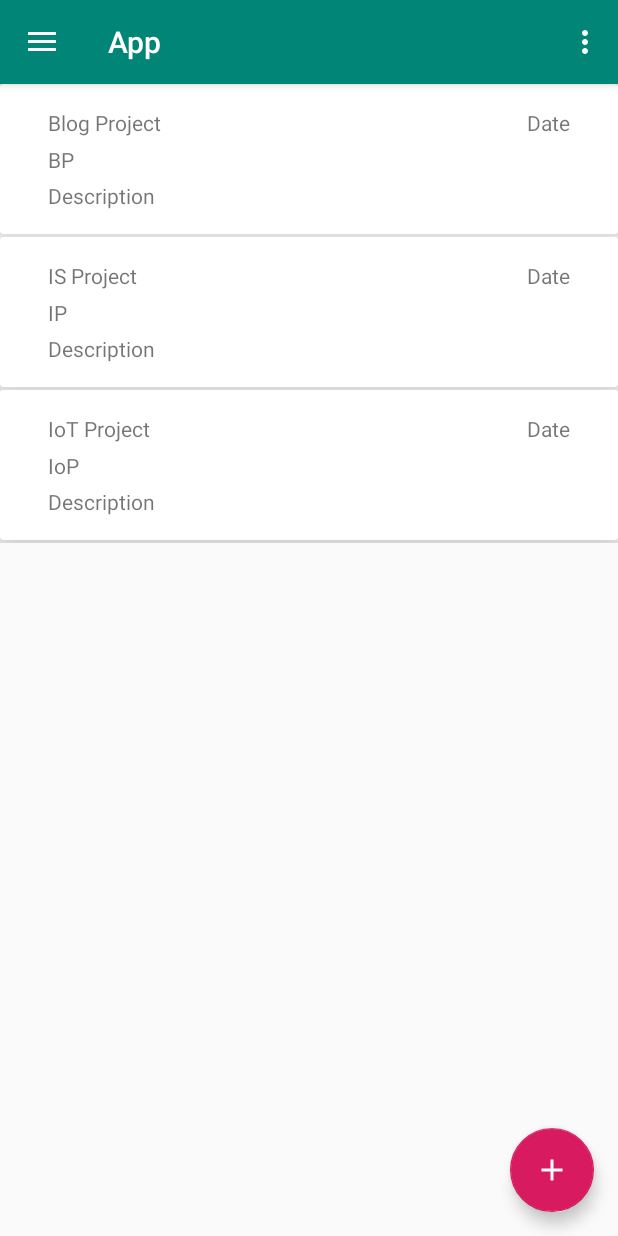
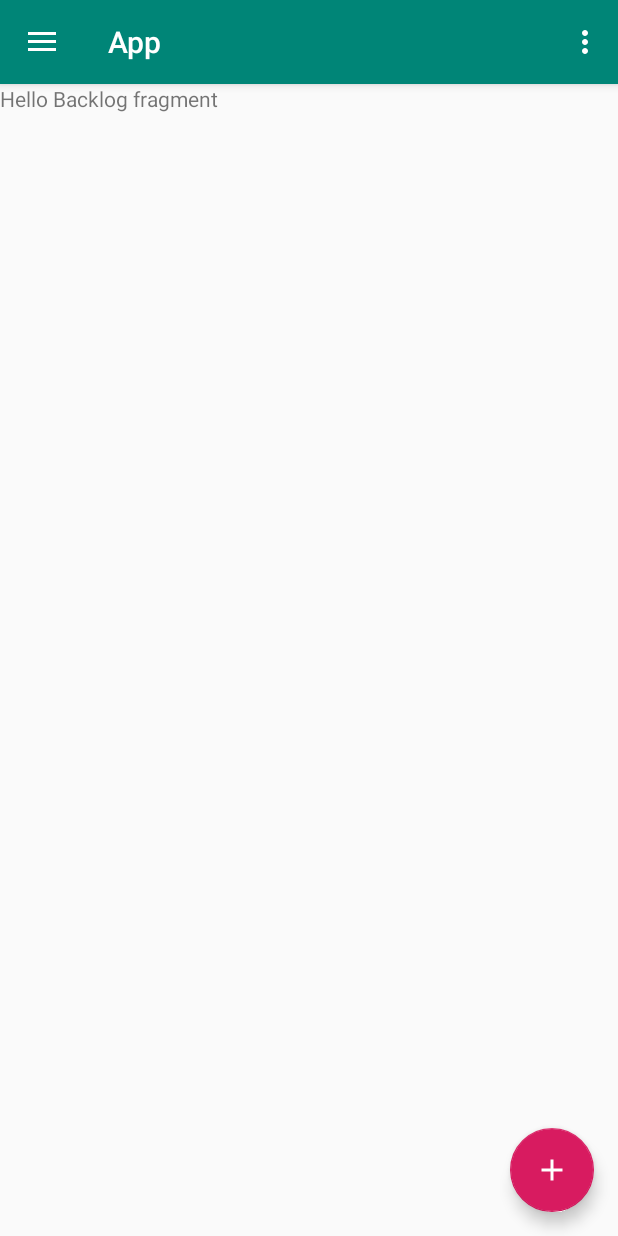
Before and after one commit to Risumi/Skripsi, an Android app: the screen it shows after launch (MainActivity), in the side drawer, after a tap on "Backlog", on a phone screen of 412 x 824 dp. Run offline under Robolectric (Android 15) with nearby library versions, the phone set to English and light mode, and no system bars.

Commit message:
Added fragment implementation

```diff
--- a/app/build.gradle
+++ b/app/build.gradle
@@ -24,6 +24,7 @@ dependencies {
     implementation 'com.android.support:support-v4:28.0.0'
     implementation 'com.android.support:design:28.0.0'
     implementation 'com.android.support.constraint:constraint-layout:1.1.3'
+    implementation 'com.google.android.gms:play-services-plus:16.0.0'
     testImplementation 'junit:junit:4.12'
     androidTestImplementation 'com.android.support.test:runner:1.0.2'
     androidTestImplementation 'com.android.support.test.espresso:espresso-core:3.0.2'
--- a/app/src/main/AndroidManifest.xml
+++ b/app/src/main/AndroidManifest.xml
@@ -1,6 +1,9 @@
 <?xml version="1.0" encoding="utf-8"?>
 <manifest xmlns:android="http://schemas.android.com/apk/res/android"
     package="com.example.app">
+
+    <!-- To access Google+ APIs: -->
+    <uses-permission android:name="android.permission.INTERNET" />
 
     <application
         android:allowBackup="true"
--- /dev/null
+++ b/app/src/main/java/com/example/app/BacklogFragment.java
@@ -0,0 +1,65 @@
+package com.example.app;
+
+
+import android.os.Bundle;
+import android.app.Fragment;
+import android.view.LayoutInflater;
+import android.view.View;
+import android.view.ViewGroup;
+
+
+/**
+ * A simple {@link Fragment} subclass.
+ * Use the {@link BacklogFragment#newInstance} factory method to
+ * create an instance of this fragment.
+ */
+public class BacklogFragment extends Fragment {
+    // TODO: Rename parameter arguments, choose names that match
+    // the fragment initialization parameters, e.g. ARG_ITEM_NUMBER
+    private static final String ARG_PARAM1 = "param1";
+    private static final String ARG_PARAM2 = "param2";
+
+    // TODO: Rename and change types of parameters
+    private String mParam1;
+    private String mParam2;
+
+
+    public BacklogFragment() {
+        // Required empty public constructor
+    }
+
+    /**
+     * Use this factory method to create a new instance of
+     * this fragment using the provided parameters.
+     *
+     * @param param1 Parameter 1.
+     * @param param2 Parameter 2.
+     * @return A new instance of fragment BacklogFragment.
+     */
+    // TODO: Rename and change types and number of parameters
+    public static BacklogFragment newInstance(String param1, String param2) {
+        BacklogFragment fragment = new BacklogFragment();
+        Bundle args = new Bundle();
+        args.putString(ARG_PARAM1, param1);
+        args.putString(ARG_PARAM2, param2);
+        fragment.setArguments(args);
+        return fragment;
+    }
+
+    @Override
+    public void onCreate(Bundle savedInstanceState) {
+        super.onCreate(savedInstanceState);
+        if (getArguments() != null) {
+            mParam1 = getArguments().getString(ARG_PARAM1);
+            mParam2 = getArguments().getString(ARG_PARAM2);
+        }
+    }
+
+    @Override
+    public View onCreateView(LayoutInflater inflater, ViewGroup container,
+                             Bundle savedInstanceState) {
+        // Inflate the layout for this fragment
+        return inflater.inflate(R.layout.fragment_backlog, container, false);
+    }
+
+}
--- a/app/src/main/java/com/example/app/MainActivity.java
+++ b/app/src/main/java/com/example/app/MainActivity.java
@@ -1,5 +1,7 @@
 package com.example.app;
 
+import android.app.Fragment;
+import android.app.FragmentTransaction;
 import android.os.Bundle;
 import android.support.design.widget.FloatingActionButton;
 import android.support.design.widget.Snackbar;
@@ -19,9 +21,7 @@ import java.util.ArrayList;
 
 public class MainActivity extends AppCompatActivity
         implements NavigationView.OnNavigationItemSelectedListener {
-    private RecyclerView mRecyclerView;
-    private RecyclerView.Adapter mAdapter;
-    private RecyclerView.LayoutManager mLayoutManager;
+    private Fragment fragment;
 
     @Override
     protected void onCreate(Bundle savedInstanceState) {
@@ -48,15 +48,7 @@ public class MainActivity extends AppCompatActivity
         NavigationView navigationView = (NavigationView) findViewById(R.id.nav_view);
         navigationView.setNavigationItemSelectedListener(this);
 
-        ArrayList<Project> listProject = new ArrayList<>();
-        listProject.add(new Project("Blog Project","BP"));
-        listProject.add(new Project("IS Project","IP"));
-        listProject.add(new Project("IoT Project","IoP"));
-        mRecyclerView = findViewById(R.id.rv_project);
-        mAdapter = new ProjectAdapter(this, listProject);
-        mRecyclerView.setAdapter(mAdapter);
-        mRecyclerView.setLayoutManager(new LinearLayoutManager(this));
-
+        loadFragment(RoadmapFragment.newInstance("",""));
     }
 
     @Override
@@ -71,7 +63,7 @@ public class MainActivity extends AppCompatActivity
 
     @Override
     public boolean onCreateOptionsMenu(Menu menu) {
-        // Inflate the menu; this adds items to the action bar if it is present.
+        // Inflate the menu; this adds items     to the action bar if it is present.
         getMenuInflater().inflate(R.menu.main, menu);
         return true;
     }
@@ -98,17 +90,24 @@ public class MainActivity extends AppCompatActivity
         int id = item.getItemId();
 
         if (id == R.id.nav_roadmap) {
-            // Handle the camera action
+            fragment = RoadmapFragment.newInstance("","");
         } else if (id == R.id.nav_backlog) {
-
+            fragment = BacklogFragment.newInstance("","");
         } else if (id == R.id.nav_board) {
-
+            fragment = BoardFragment.newInstance("","");
         } else if (id == R.id.nav_setting) {
-
+            fragment = SettingFragment.newInstance("","");
         }
-
+        loadFragment(fragment);
         DrawerLayout drawer = (DrawerLayout) findViewById(R.id.drawer_layout);
         drawer.closeDrawer(GravityCompat.START);
         return true;
     }
+
+    private void loadFragment(Fragment fragment) {
+        FragmentTransaction transaction = getFragmentManager().beginTransaction();
+        transaction.replace(R.id.fragmentContainer, fragment);
+        transaction.addToBackStack(null);
+        transaction.commit();
+    }
 }
--- /dev/null
+++ b/app/src/main/java/com/example/app/RoadmapFragment.java
@@ -0,0 +1,65 @@
+package com.example.app;
+
+
+import android.os.Bundle;
+import android.app.Fragment;
+import android.view.LayoutInflater;
+import android.view.View;
+import android.view.ViewGroup;
+
+
+/**
+ * A simple {@link Fragment} subclass.
+ * Use the {@link RoadmapFragment#newInstance} factory method to
+ * create an instance of this fragment.
+ */
+public class RoadmapFragment extends Fragment {
+    // TODO: Rename parameter arguments, choose names that match
+    // the fragment initialization parameters, e.g. ARG_ITEM_NUMBER
+    private static final String ARG_PARAM1 = "param1";
+    private static final String ARG_PARAM2 = "param2";
+
+    // TODO: Rename and change types of parameters
+    private String mParam1;
+    private String mParam2;
+
+
+    public RoadmapFragment() {
+        // Required empty public constructor
+    }
+
+    /**
+     * Use this factory method to create a new instance of
+     * this fragment using the provided parameters.
+     *
+     * @param param1 Parameter 1.
+     * @param param2 Parameter 2.
+     * @return A new instance of fragment RoadmapFragment.
+     */
+    // TODO: Rename and change types and number of parameters
+    public static RoadmapFragment newInstance(String param1, String param2) {
+        RoadmapFragment fragment = new RoadmapFragment();
+        Bundle args = new Bundle();
+        args.putString(ARG_PARAM1, param1);
+        args.putString(ARG_PARAM2, param2);
+        fragment.setArguments(args);
+        return fragment;
+    }
+
+    @Override
+    public void onCreate(Bundle savedInstanceState) {
+        super.onCreate(savedInstanceState);
+        if (getArguments() != null) {
+            mParam1 = getArguments().getString(ARG_PARAM1);
+            mParam2 = getArguments().getString(ARG_PARAM2);
+        }
+    }
+
+    @Override
+    public View onCreateView(LayoutInflater inflater, ViewGroup container,
+                             Bundle savedInstanceState) {
+        // Inflate the layout for this fragment
+        return inflater.inflate(R.layout.fragment_roadmap, container, false);
+    }
+
+}
--- a/app/src/main/res/layout/content_main.xml
+++ b/app/src/main/res/layout/content_main.xml
@@ -8,9 +8,10 @@
     tools:context=".MainActivity"
     tools:showIn="@layout/app_bar_main">
 
-    <android.support.v7.widget.RecyclerView
-        android:id="@+id/rv_project"
+    <FrameLayout
+        android:id="@+id/fragmentContainer"
         android:layout_width="match_parent"
-        android:layout_height="match_parent" />
+        android:layout_height="match_parent">
 
+    </FrameLayout>
 </android.support.constraint.ConstraintLayout>
--- /dev/null
+++ b/app/src/main/res/layout/fragment_backlog.xml
@@ -0,0 +1,14 @@
+<?xml version="1.0" encoding="utf-8"?>
+<FrameLayout xmlns:android="http://schemas.android.com/apk/res/android"
+    xmlns:tools="http://schemas.android.com/tools"
+    android:layout_width="match_parent"
+    android:layout_height="match_parent"
+    tools:context=".BacklogFragment">
+
+    <!-- TODO: Update blank fragment layout -->
+    <TextView
+        android:layout_width="match_parent"
+        android:layout_height="match_parent"
+        android:text="Hello Backlog fragment" />
+
+</FrameLayout>
--- a/app/src/main/res/values/strings.xml
+++ b/app/src/main/res/values/strings.xml
@@ -6,4 +6,7 @@
     <string name="nav_header_subtitle">android.studio@android.com</string>
     <string name="nav_header_desc">Navigation header</string>
     <string name="action_settings">Settings</string>
+
+    <!-- TODO: Remove or change this placeholder text -->
+    <string name="hello_blank_fragment">Hello blank fragment</string>
 </resources>
```
Also changed, not shown: app/src/main/java/com/example/app/BoardFragment.java (added, +65 -0 lines), app/src/main/java/com/example/app/SettingFragment.java (added, +65 -0 lines), app/src/main/res/layout/fragment_board.xml (added, +13 -0 lines), app/src/main/res/layout/fragment_roadmap.xml (added, +14 -0 lines), app/src/main/res/layout/fragment_setting.xml (added, +14 -0 lines), app/src/main/res/layout/list_project.xml (added, +21 -0 lines).
